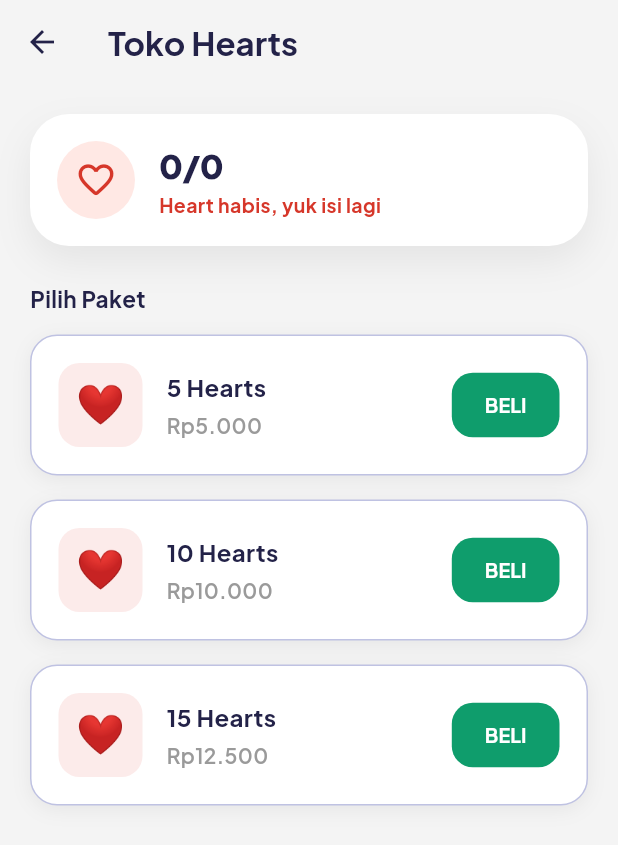
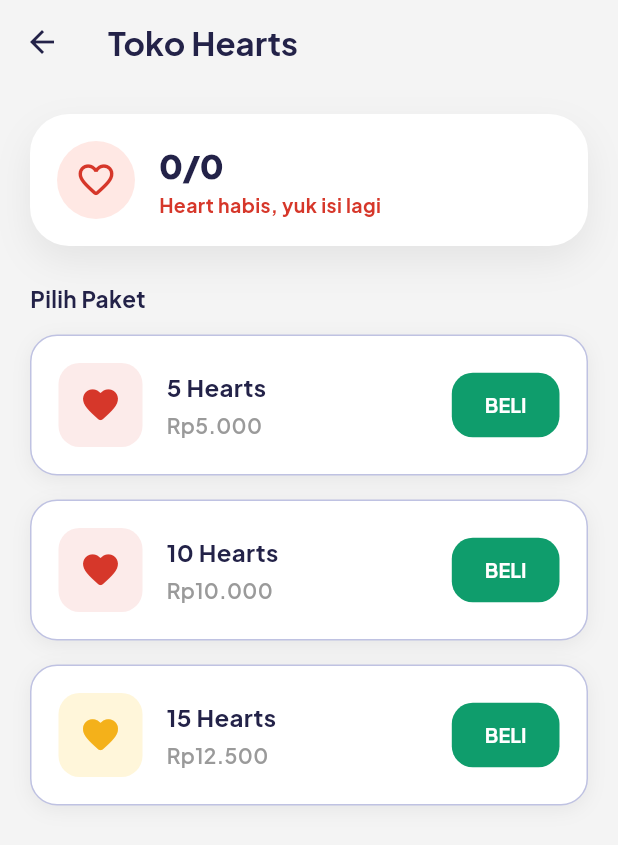
Before and after one commit to Ryan-jasper/LOKAGO_UAS, a Flutter app: the HeartStorePage screen opened directly, on a phone screen of 412 x 824 dp. Shown: the top 845 px of the screen. Run offline on Flutter 3.47's test engine with Material 3 defaults, Android fonts, the phone set to English and light mode, and no system bars; our stand-ins replace cloud_firestore, firebase_auth, firebase_core, flutter_local_notifications, flutter_timezone, google_sign_in and 2 more; accounts and stored records are empty.

Commit message:
Gatau ubah apa

```diff
--- a/lib/pages/heart_store.dart
+++ b/lib/pages/heart_store.dart
@@ -159,6 +159,11 @@ class _HeartStorePageState extends State<HeartStorePage> {
   }
 
   Widget buildPackageCard(HeartPackage package) {
+    final isGold = package.hearts == 15;
+
+    final iconColor = isGold ? const Color(0xFFF4B11A) : const Color(0xFFD6372A);
+    final iconBgColor = isGold ? const Color(0xFFFFF6DA) : const Color(0xFFFCEBEA);
+
     return Container(
       margin: const EdgeInsets.only(bottom: 16),
       padding: const EdgeInsets.all(18),
@@ -180,11 +185,15 @@ class _HeartStorePageState extends State<HeartStorePage> {
             width: 56,
             height: 56,
             decoration: BoxDecoration(
-              color: const Color(0xFFFCEBEA),
+              color: iconBgColor,
               borderRadius: BorderRadius.circular(14),
             ),
             alignment: Alignment.center,
-            child: const Text('❤️', style: TextStyle(fontSize: 26)),
+            child: Icon(
+              Icons.favorite_rounded,
+              color: iconColor,
+              size: 28,
+            ),
           ),
           const SizedBox(width: 16),
           Expanded(
```
Also changed, not shown: 5 other files.
